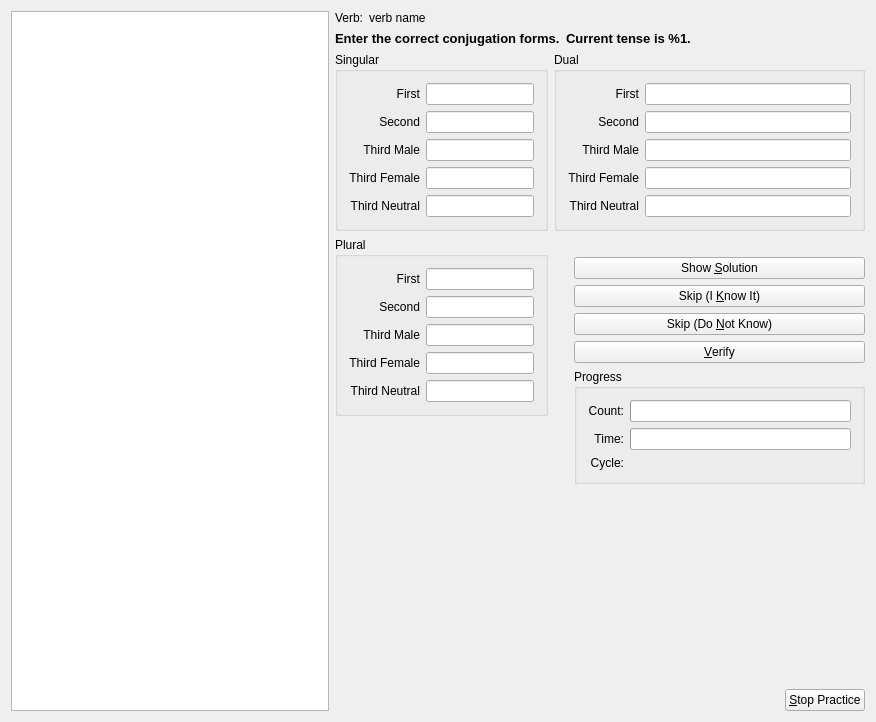
Old version of the form src/practiceold/VerbQueryDlgForm.ui in the repository KDE/parley.
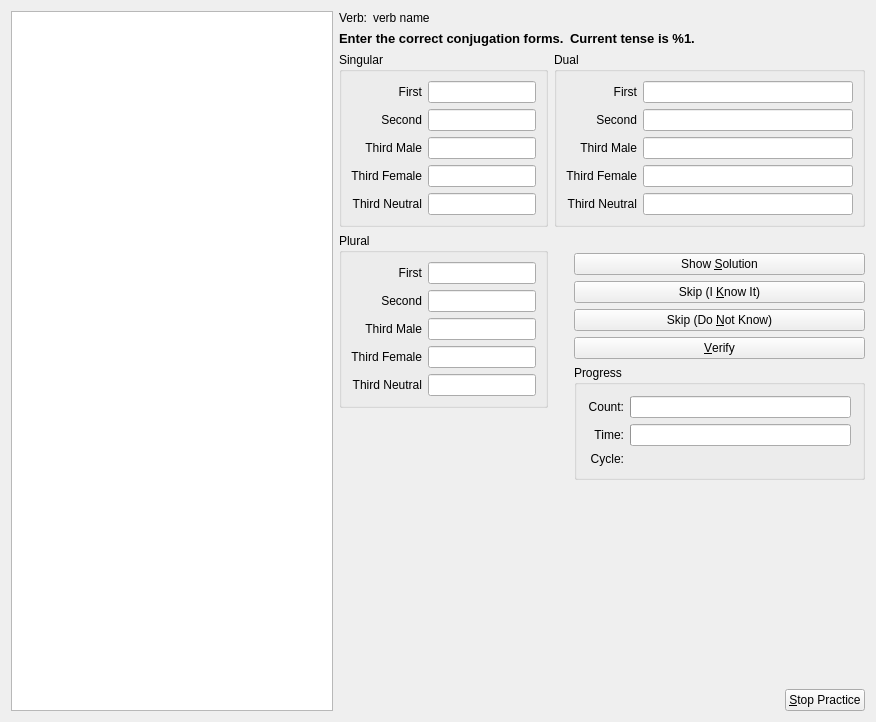
New version of the form. Custom widgets are drawn as their Qt base class.

Diff of the .ui file:
```diff
--- a/src/practiceold/VerbQueryDlgForm.ui
+++ b/src/practiceold/VerbQueryDlgForm.ui
@@ -610,7 +610,6 @@
    </item>
   </layout>
  </widget>
- <layoutdefault spacing="6" margin="11" />
  <tabstops>
   <tabstop>show_all</tabstop>
   <tabstop>verify</tabstop>
```
